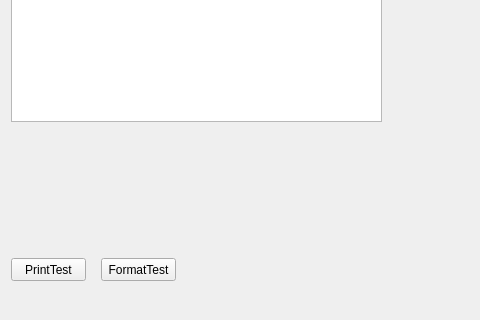
Qt form QtGuiApplicationTest/QtGuiApplicationTest/WinReportTesting.ui (xautshuanglong/QtLearningRepository) before a commit; both pictures show x 0 to 480 and y 320 to 640 of the 800 by 640 pixel window.
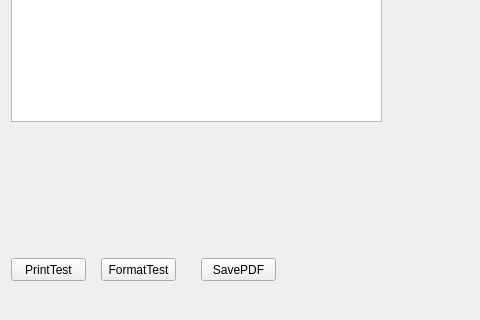
The same form after that commit.

What changed in the file:
```diff
--- a/QtGuiApplicationTest/QtGuiApplicationTest/WinReportTesting.ui
+++ b/QtGuiApplicationTest/QtGuiApplicationTest/WinReportTesting.ui
@@ -240,6 +240,19 @@
           <bool>false</bool>
          </property>
         </widget>
+        <widget class="QPushButton" name="btnSavePDF">
+         <property name="geometry">
+          <rect>
+           <x>200</x>
+           <y>10</y>
+           <width>75</width>
+           <height>23</height>
+          </rect>
+         </property>
+         <property name="text">
+          <string>SavePDF</string>
+         </property>
+        </widget>
        </widget>
       </item>
      </layout>
```
